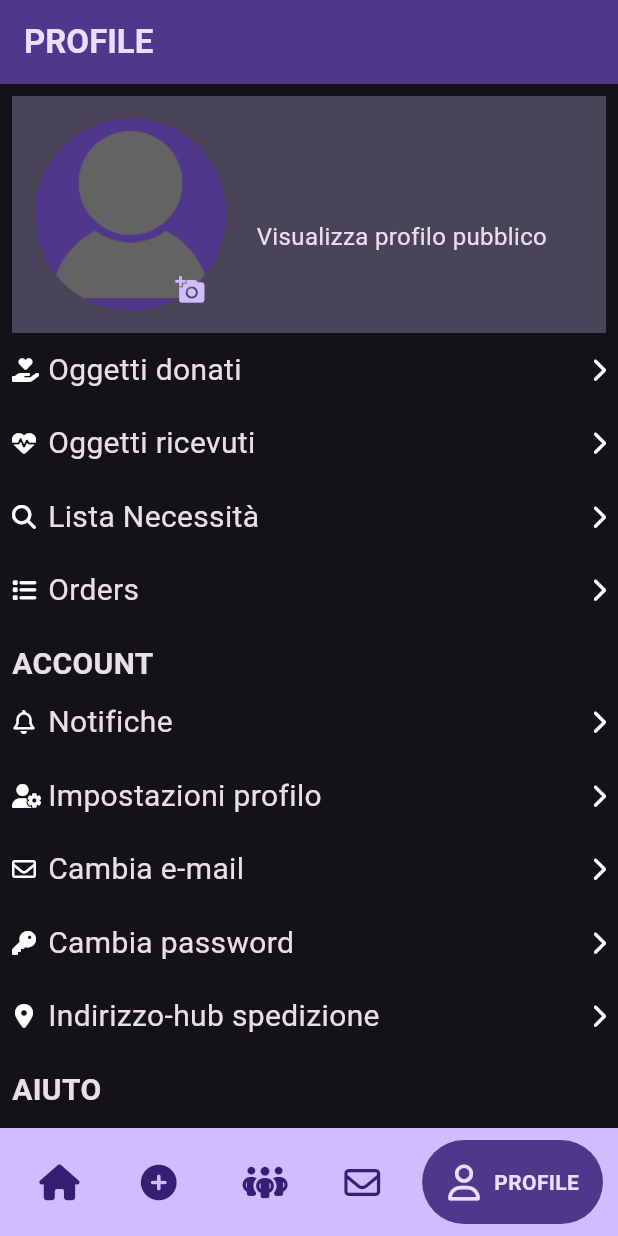
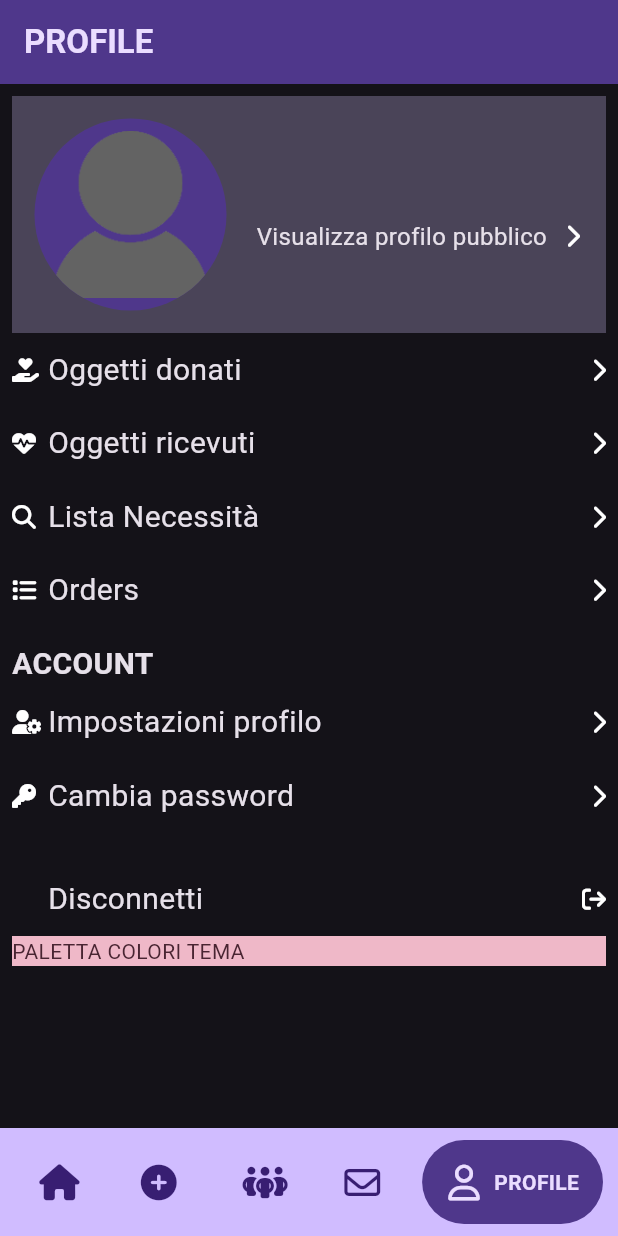
Before and after one commit to Ernesto-Rapisarda/community_share, a Flutter app: the screen it shows once a user with an empty profile is signed in, item 5 of the bottom bar chosen, on a phone screen of 412 x 824 dp. Run offline on Flutter 3.47's test engine with Material 2 defaults, Android fonts, the phone set to English and light mode, and no system bars; drawn by our look-alikes of google_nav_bar; our stand-ins replace cloud_firestore, emoji_picker_flutter, firebase_auth, firebase_core, firebase_storage, font_awesome_flutter and 3 more; missing offline and left inert: flutter_facebook_auth; accounts and stored records are empty; generated files the repository leaves out were written again; network calls fail.

Commit message:
created public profile

```diff
--- a/lib/l10n/app_en.arb
+++ b/lib/l10n/app_en.arb
@@ -55,5 +55,9 @@
     "clothingAndAccessories":"Clothing and Accessories",
     "sportAndHobby":"Sport and Hobby",
     "homeAppliances":"Home Appliances",
-    "other":"Other"
+    "other":"Other",
+    "publicProfile": "PUBLIC PROFILE",
+    "donationsOfUser":"Donations",
+    "communitiesOfUser":"Communities",
+    "nothingToShow":"Nothing to show"
 }
--- a/lib/view/profile/components/intro_profile_with_photo.dart
+++ b/lib/view/profile/components/intro_profile_with_photo.dart
@@ -6,16 +6,16 @@ import 'package:community_share/service/auth.dart';
 import 'package:community_share/service/image_service.dart';
 import 'package:flutter/material.dart';
 import 'package:font_awesome_flutter/font_awesome_flutter.dart';
+import 'package:go_router/go_router.dart';
 import 'package:image_picker/image_picker.dart';
 import 'package:provider/provider.dart';
 import 'package:firebase_storage/firebase_storage.dart';
 import 'package:image_picker/image_picker.dart';
 import 'package:cloud_firestore/cloud_firestore.dart';
 
-
 import '../../../providers/UserProvider.dart';
 
-class IntroProfile extends StatefulWidget{
+class IntroProfile extends StatefulWidget {
   const IntroProfile({super.key});
 
   @override
@@ -25,15 +25,14 @@ class IntroProfile extends StatefulWidget{
 class _IntroProfileState extends State<IntroProfile> {
   String? _imageUrl;
 
-
-  void selectImage() async{
+  void selectImage() async {
     XFile? imageFile = await ImageService().pickImage(ImageSource.gallery);
     if (imageFile != null) {
       String? imageUrl = await ImageService().uploadImage(imageFile);
       /*setState(() {
         _imageUrl = imageUrl;
       });*/
-      if(imageUrl != null){
+      if (imageUrl != null) {
         context.read<UserProvider>().updateUser(urlPhotoProfile: imageUrl);
         await UserRepository().updateUserDetails(context);
       }
@@ -45,6 +44,10 @@ class _IntroProfileState extends State<IntroProfile> {
     return Container(
       color: Theme.of(context).colorScheme.secondaryContainer,
       padding: EdgeInsets.all(15),
+      child: InkWell(
+        onTap: (){
+          context.go('/profile/public/:userId', extra: context.read<UserProvider>().userDetails );
+        },
         child: Row(
           mainAxisAlignment: MainAxisAlignment.start,
           children: [
@@ -53,9 +56,18 @@ class _IntroProfileState extends State<IntroProfile> {
                 CircleAvatar(
                   radius: 64,
                   backgroundColor: Theme.of(context).colorScheme.primaryContainer,
-                backgroundImage: context.read<UserProvider>().userDetails.urlPhotoProfile != ''
-                    ? NetworkImage(context.read<UserProvider>().userDetails.urlPhotoProfile)
-                    : AssetImage('assets/images/user_photos/examples/UserProfileDefault.png') as ImageProvider<Object>,
+                  backgroundImage: context
+                              .read<UserProvider>()
+                              .userDetails
+                              .urlPhotoProfile !=
+                          ''
+                      ? NetworkImage(context
+                          .read<UserProvider>()
+                          .userDetails
+                          .urlPhotoProfile)
+                      : AssetImage(
+                              'assets/images/user_photos/examples/UserProfileDefault.png')
+                          as ImageProvider<Object>,
                 ),
                 /*Container(
                   width: 100,
@@ -74,28 +86,41 @@ class _IntroProfileState extends State<IntroProfile> {
                     ),
                   ),
                 ),*/
-              Positioned(
+                /*Positioned(
                   bottom: -10,
                     left: 80,
                     child: IconButton(
                       onPressed: () { selectImage(); },
                       icon: Icon(Icons.add_a_photo,size: 20,color: Theme.of(context).colorScheme.primary,),
 
-              ))
+                ))*/
               ],
             ),
-
-          SizedBox(width: 20,),
+            SizedBox(
+              width: 20,
+            ),
             Column(
               crossAxisAlignment: CrossAxisAlignment.start,
-
               children: [
-              Text(context.read<UserProvider>().userDetails.fullName ?? 'Nome non presente',style: TextStyle(fontSize: 20, fontWeight: FontWeight.bold),),
-              Text('Visualizza profilo pubblico',style: TextStyle(fontSize: 16)),
+                Text(
+                  context.read<UserProvider>().userDetails.fullName ??
+                      'Nome non presente',
+                  style: TextStyle(fontSize: 20, fontWeight: FontWeight.bold),
+                ),
+                Row(
+                  crossAxisAlignment: CrossAxisAlignment.center,
+                  children: [
+                    Text('Visualizza profilo pubblico',
+                        style: TextStyle(fontSize: 16)),
+                    SizedBox(width: 12,),
+                    FaIcon(FontAwesomeIcons.chevronRight, size: 16),
+                  ],
+                ),
               ],
             )
           ],
         ),
+      ),
     );
   }
 }
--- a/lib/view/profile/profile.dart
+++ b/lib/view/profile/profile.dart
@@ -76,27 +76,18 @@ class _ProfileState extends State<Profile> {
                 'ACCOUNT',
                 style: TextStyle(fontSize: 20, fontWeight: FontWeight.bold),
               )),
-          RowMenusProfile(
-            label: 'Notifiche',
-            route: '/profile/notifications',
-            icon: FontAwesomeIcons.bell,
-          ),
+
           RowMenusProfile(
             label: 'Impostazioni profilo',
             route: '/profile/settings',
             icon: FontAwesomeIcons.userGear,
           ),
           RowMenusProfile(
-            label: 'Cambia e-mail',
-            route: '/profile/email_change',
-            icon: FontAwesomeIcons.envelope,
-          ),
-          RowMenusProfile(
             label: 'Cambia password',
             route: '/profile/password_change',
             icon: FontAwesomeIcons.key,
           ),
-          RowMenusProfile(
+/*          RowMenusProfile(
             label: 'Indirizzo-hub spedizione',
             route: '/profile/addresses',
             icon: FontAwesomeIcons.locationDot,
@@ -132,7 +123,7 @@ class _ProfileState extends State<Profile> {
             label: 'Informativa sulla privacy',
             route: '',
             icon: FontAwesomeIcons.newspaper,
-          ),
+          ),*/
           Container(
             padding: const EdgeInsets.only(top: 30, bottom: 10),
             //color: Theme.of(context).colorScheme.tertiary,
```
Also changed, not shown: lib/l10n/app_it.arb (+6 -1 lines), lib/navigation/app_router.dart (+19 -15 lines), lib/reporitory/user_repository.dart (+54 -8 lines), lib/service/user_service.dart (+16 -0 lines), lib/view/profile/screen/public_profile.dart (added, +164 -0 lines). Lines whose indentation alone changed are shown as unchanged.
